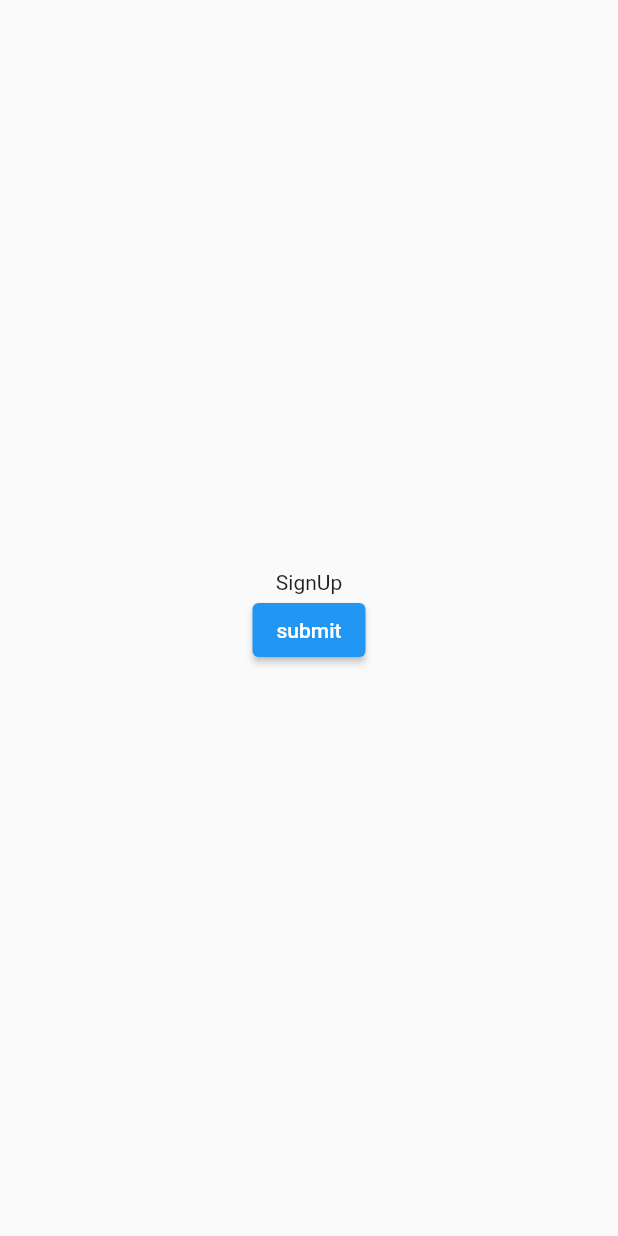
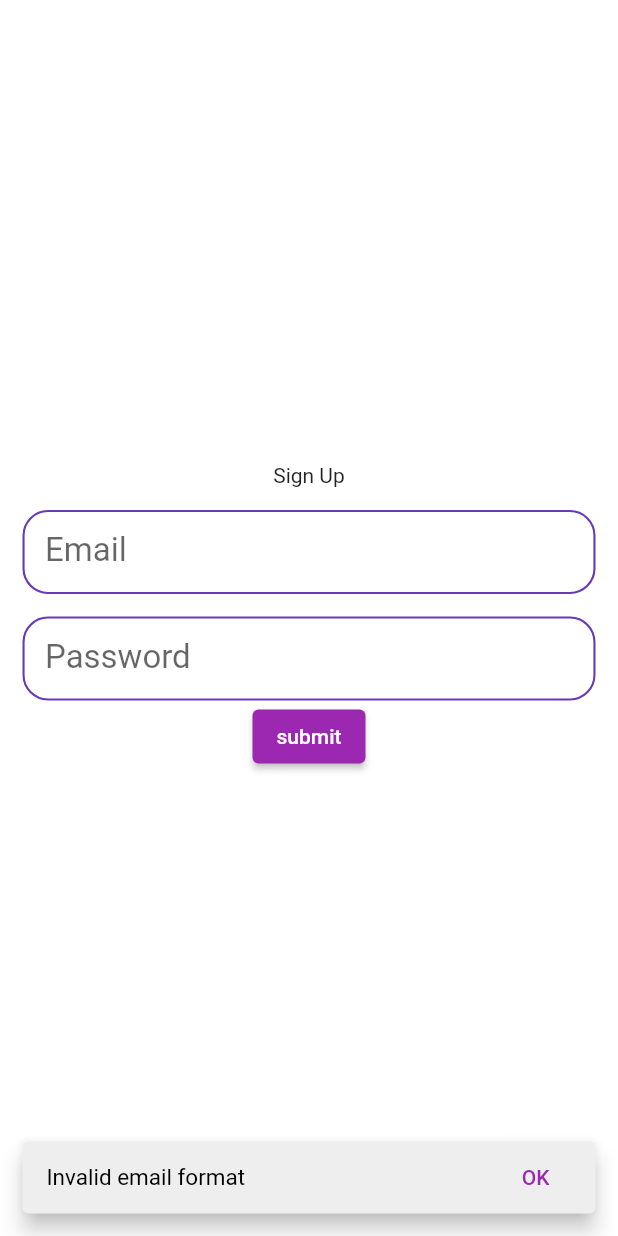
Before and after one commit to AadityaCholayil/PassMate, a Flutter app: the SignUpPage screen opened by its route, after a tap on "submit", on a phone screen of 412 x 824 dp. Run offline on Flutter 3.47's test engine with Material 2 defaults, Android fonts, the phone set to English and light mode, and no system bars; our stand-ins replace equatable, firebase_auth, firebase_core, flutter_bloc, google_sign_in; accounts and stored records are empty; statements that could not run were skipped.

Commit message:
LoginBloc done SignupBloc setup done

```diff
--- a/lib/auth_screens/signup_page.dart
+++ b/lib/auth_screens/signup_page.dart
@@ -1,7 +1,11 @@
 import 'package:flutter/material.dart';
 import 'package:flutter_bloc/flutter_bloc.dart';
 import 'package:passmate/authentication_repository/authentication_repository.dart';
-import 'package:passmate/bloc/authentication_bloc/auth_bloc_files.dart';
+import 'package:passmate/bloc/signup_bloc/signup_barrel.dart';
+import 'package:passmate/model/credentials.dart';
+import 'package:passmate/routes/routes_name.dart';
+import 'package:passmate/shared/custom_snackbar.dart';
+import 'package:passmate/shared/custom_widgets.dart';
 
 class SignUpPage extends StatefulWidget {
   const SignUpPage({Key? key}) : super(key: key);
@@ -11,26 +15,76 @@ class SignUpPage extends StatefulWidget {
 }
 
 class _SignUpPageState extends State<SignUpPage> {
+  String email = '';
+  String password = '';
+
+  final GlobalKey<FormState> _formKey = GlobalKey<FormState>();
+
   @override
   Widget build(BuildContext context) {
+    return BlocProvider<SignupBloc>(
+      create: (context) => SignupBloc(
+          authenticationRepository: context.read<AuthenticationRepository>()),
+      child: BlocConsumer<SignupBloc, SignupState>(
+        listener: (context, state) {
+          if (state == SignupState.success) {
+            ScaffoldMessenger.of(context).hideCurrentSnackBar();
+            Navigator.pushReplacementNamed(context, RoutesName.WRAPPER);
+          } else {
+            ScaffoldMessenger.of(context).hideCurrentSnackBar();
+            ScaffoldMessenger.of(context)
+                .showSnackBar(showCustomSnackBar(context, state.message));
+          }
+        },
+        builder: (context, state) {
           return Scaffold(
             body: Center(
               child: Container(
+                padding: EdgeInsets.symmetric(horizontal: 15),
+                child: Form(
+                  key: _formKey,
                   child: Column(
                     mainAxisAlignment: MainAxisAlignment.center,
                     children: [
-              Text('SignUp'),
+                      Text('Sign Up'),
+                      SizedBox(
+                        height: 15,
+                      ),
+                      CustomTextFormField(
+                        labelText: 'Email',
+                        onSaved: (value) {
+                          email = value ?? '';
+                        },
+                      ),
+                      SizedBox(
+                        height: 15,
+                      ),
+                      CustomTextFormField(
+                        labelText: 'Password',
+                        onSaved: (value) {
+                          password = value ?? '';
+                        },
+                      ),
                       ElevatedButton(
                         child: Text('submit'),
-                onPressed: (){
-                  AuthenticationRepository().signUp('aadi1@xyz.com', 'aadi123');
-                  BlocProvider.of<AuthenticationBloc>(context).add(AuthenticateUser());
+                        onPressed: () async {
+                          _formKey.currentState?.save();
+                          ScaffoldMessenger.of(context).showSnackBar(
+                              showCustomSnackBar(context, state.message));
+                          BlocProvider.of<SignupBloc>(context).add(
+                              SignupUsingCredentials(
+                                  email: Email(email),
+                                  password: Password(password)));
                         },
                       ),
                     ],
                   ),
                 ),
               ),
+            ),
+          );
+        }
+      ),
     );
   }
 }
--- a/lib/authentication_repository/authentication_repository.dart
+++ b/lib/authentication_repository/authentication_repository.dart
@@ -50,7 +50,7 @@ class AuthenticationRepository{
     }
   }
 
-  Future<UserData> signUp(String email, String password) async {
+  Future<UserData> signUpUsingCredentials(String email, String password) async {
     try {
       UserCredential userCredential = await _firebaseAuth.createUserWithEmailAndPassword(
         email: email,
@@ -58,8 +58,16 @@ class AuthenticationRepository{
       );
       User? user = userCredential.user;
       return user==null?UserData.empty:UserData.fromUser(user);
-    } on Exception catch (_) {
-      throw SignUpWithEmailAndPasswordFailure();
+    } on FirebaseAuthException catch (e) {
+      print(e);
+      switch (e.code) {
+        case 'email-already-in-use':
+          throw EmailAlreadyInUseException();
+        default:
+          throw SomethingWentWrongException();
+      }
+    } catch (_) {
+      throw SomethingWentWrongException();
     }
   }
 
--- a/lib/bloc/login_bloc/login_events.dart
+++ b/lib/bloc/login_bloc/login_events.dart
@@ -8,9 +8,10 @@ abstract class LoginEvent extends Equatable {
 }
 
 class LoginUsingCredentials extends LoginEvent {
-  final Credentials credentials;
+  final Email email;
+  final Password password;
 
-  LoginUsingCredentials({required this.credentials});
+  LoginUsingCredentials({required this.email, required this.password});
 
   @override
   String toString() => 'LogInUsingCredentials';
--- a/lib/bloc/signup_bloc/signup_bloc.dart
+++ b/lib/bloc/signup_bloc/signup_bloc.dart
@@ -0,0 +1,49 @@
+import 'package:flutter_bloc/flutter_bloc.dart';
+import 'package:passmate/authentication_repository/authentication_repository.dart';
+import 'package:passmate/model/custom_exceptions.dart';
+import 'signup_barrel.dart';
+
+class SignupBloc extends Bloc<SignupEvent, SignupState>{
+  final AuthenticationRepository _authenticationRepository;
+
+  SignupBloc({required authenticationRepository}):
+        _authenticationRepository=authenticationRepository, super(SignupState.loading);
+
+  SignupState get initialState => SignupState.loading;
+
+  @override
+  Stream<SignupState> mapEventToState(SignupEvent event) async* {
+    if (event is SignupUsingCredentials) {
+      yield* _mapSignupUsingCredentialsToState(event);
+    } else if (event is SignupUsingGoogle) {
+      yield* _mapLoginUsingGoogleToState();
+    }
+  }
+
+  Stream<SignupState> _mapSignupUsingCredentialsToState(SignupUsingCredentials event) async* {
+    yield SignupState.loading;
+    if(event.email.isValid){
+      try {
+        await _authenticationRepository.signUpUsingCredentials(
+            event.email.email, event.password.password);
+        //TODO on signup
+        yield SignupState.success;
+
+
+      } on Exception catch (e) {
+        if (e is EmailAlreadyInUseException) {
+          yield SignupState.userAlreadyExists;
+        } else {
+          yield SignupState.somethingWentWrong;
+        }
+      }
+    } else {
+      yield SignupState.invalidEmailFormat;
+    }
+  }
+
+  Stream<SignupState> _mapLoginUsingGoogleToState() async* {
+    yield SignupState.loading;
+  }
+
+}
--- a/lib/bloc/signup_bloc/signup_events.dart
+++ b/lib/bloc/signup_bloc/signup_events.dart
@@ -1,34 +1,29 @@
 import 'package:equatable/equatable.dart';
 import 'package:meta/meta.dart';
+import 'package:passmate/model/credentials.dart';
 
 @immutable
-abstract class SignUpEvents extends Equatable {
-  SignUpEvents([List props = const []]) : super();
+abstract class SignupEvent extends Equatable {
+  SignupEvent([List props = const []]) : super();
 }
 
-class SignUpUsingCredentials extends SignUpEvents{
+class SignupUsingCredentials extends SignupEvent {
+  final Email email;
+  final Password password;
 
-  final String email;
-  final String password;
-
-  SignUpUsingCredentials({String email = '', String password = ''})
-      :email=email, password = password;
+  SignupUsingCredentials({required this.email, required this.password});
 
   @override
   String toString() => 'LogInUsingCredentials';
 
   @override
   List<Object?> get props => [this.toString()];
-
 }
 
-
-class LogInUsingGoogle extends SignUpEvents{
-
+class SignupUsingGoogle extends SignupEvent {
   @override
   String toString() => 'LogInUsingGoogle';
 
   @override
   List<Object?> get props => [this.toString()];
-
 }
--- a/lib/bloc/signup_bloc/signup_states.dart
+++ b/lib/bloc/signup_bloc/signup_states.dart
@@ -1,31 +1,23 @@
 import 'package:equatable/equatable.dart';
-import 'package:flutter/material.dart';
 
-@immutable
-abstract class SignUpState extends Equatable {
+class SignupState extends Equatable {
   final String message;
 
-  SignUpState(this.message, [List props = const []]) : super();
-}
+  SignupState({required this.message});
 
-class SignUpSuccessful extends SignUpState{
-  SignUpSuccessful({String message = 'Sign up successful'}) : super(message);
+  static SignupState loading = SignupState(message: 'Loading');
+
+  static SignupState success = SignupState(message: 'Successful');
+
+  static SignupState invalidEmailFormat =
+      SignupState(message: 'Invalid email format');
+
+  static SignupState userAlreadyExists =
+      SignupState(message: 'Email is already in use');
+
+  static SignupState somethingWentWrong =
+      SignupState(message: 'Something went wrong, Please try again');
 
   @override
   List<Object?> get props => [message];
 }
-
-class SignUpError extends SignUpState{
-  SignUpError(String message) : super(message);
-
-  @override
-  List<Object?> get props => [message];
-}
-
-class SignUpLoading extends SignUpState{
-
-  SignUpLoading({String message = 'Loading'}) : super(message);
-
-  @override
-  List<Object?> get props => [message];
-}
--- a/lib/main.dart
+++ b/lib/main.dart
@@ -31,6 +31,10 @@ class MyApp extends StatelessWidget {
         },
         child: MaterialApp(
           debugShowCheckedModeBanner: false,
+          theme: ThemeData.from(colorScheme: ColorScheme.fromSwatch(
+            brightness: Brightness.light,
+            primarySwatch: Colors.purple,
+          )),
           onGenerateRoute: RouteGenerator.generateRoute,
           initialRoute: RoutesName.WRAPPER,
         ),
--- a/lib/model/credentials.dart
+++ b/lib/model/credentials.dart
@@ -1,23 +1,25 @@
-class Credentials{
+class Email {
+  String email = '';
 
-  final String email;
-  final String password;
+  Email(this.email);
 
-  Credentials({required this.email, required this.password});
-
-  bool get passwordIsValid {
-    String pattern =
-        r'^(?=.*?[A-Z])(?=.*?[a-z])(?=.*?[0-9])(?=.*?[!@#\$&*~]).{8,}$';
-    RegExp regExp = RegExp(pattern);
-    return regExp.hasMatch(password);
-  }
-
-  bool get emailIsValid {
+  bool get isValid {
     String pattern =
         r"^[a-zA-Z0-9.a-zA-Z0-9.!#$%&'*+-/=?^_`{|}~]+@[a-zA-Z0-9]+\.[a-zA-Z]+";
     RegExp regExp = RegExp(pattern);
     return regExp.hasMatch(email);
   }
+}
+
+class Password {
+  String password = '';
+
+  Password(this.password);
+
+  PasswordStrength get passwordStrength {
+    return PasswordStrength.fromCredentials(password);
+  }
+
 }
 
 class PasswordStrength{
@@ -26,14 +28,47 @@ class PasswordStrength{
   bool containsLower = false;
   bool containsNumber = false;
   bool containsSpecialChar = false;
-  bool validLength = false;
+  bool isLong = false;
+  bool isVeryLong = false;
 
-  PasswordStrength({
-    this.containsUpper = false,
-    this.containsLower = false,
-    this.containsNumber = false,
-    this.containsSpecialChar = false,
-    this.validLength = false,
-  });
+  PasswordStrength(){
+    this.containsUpper = false;
+    this.containsLower = false;
+    this.containsNumber = false;
+    this.containsSpecialChar = false;
+    this.isLong = false;
+  }
+
+  PasswordStrength.fromCredentials(String password){
+    this.containsUpper = RegExp(r'(?=.*[A-Z])').hasMatch(password);
+    this.containsLower = RegExp(r'(?=.*[a-z])').hasMatch(password);
+    this.containsNumber = RegExp(r'(?=.*[0-9])').hasMatch(password);
+    this.containsSpecialChar = RegExp(r'(?=.*[!@#\$&*~])').hasMatch(password);
+    this.isLong = password.length>=8;
+    this.isVeryLong = password.length>=14;
+  }
+
+  int get strength {
+    int strength = 0;
+    if (containsUpper) {
+      strength++;
+    }
+    if (containsLower) {
+      strength++;
+    }
+    if (containsNumber) {
+      strength++;
+    }
+    if (containsSpecialChar) {
+      strength++;
+    }
+    if (isLong) {
+      strength++;
+    }
+    if (isVeryLong) {
+      strength++;
+    }
+    return strength;
+  }
 
 }
--- a/lib/model/custom_exceptions.dart
+++ b/lib/model/custom_exceptions.dart
@@ -1,4 +1,6 @@
 class SignUpFailure implements Exception {}
+
+class EmailAlreadyInUseException implements Exception {}
 
 class UserNotFoundException implements Exception {}
 
--- a/lib/routes/route_generator.dart
+++ b/lib/routes/route_generator.dart
@@ -39,7 +39,7 @@ class _GeneratePageRoute extends PageRouteBuilder {
           Animation<double> secondaryAnimation) {
         return widget;
       },
-      transitionDuration: Duration(milliseconds: 500),
+      transitionDuration: Duration(milliseconds: 400),
       transitionsBuilder: (BuildContext context,
           Animation<double> animation,
           Animation<double> secondaryAnimation,
--- /dev/null
+++ b/lib/shared/custom_snackbar.dart
@@ -0,0 +1,40 @@
+import 'package:flutter/material.dart';
+import 'package:passmate/bloc/login_bloc/login_barrel.dart';
+
+SnackBar showCustomSnackBar(BuildContext context, String message) {
+  return SnackBar(
+    margin: EdgeInsets.all(15),
+    behavior: SnackBarBehavior.floating,
+    backgroundColor: Colors.grey[200],
+    content: Container(
+      child: Row(
+        children: [
+          Text(
+            message,
+            style: TextStyle(
+              fontSize: 15,
+              color: Theme.of(context).colorScheme.onSurface,
+            ),
+          ),
+          Spacer(),
+          message == LoginState.loading.message
+              ? SizedBox(
+              height: 25,
+              width: 25,
+              child: CircularProgressIndicator(
+                color: Colors.blue,
+                strokeWidth: 2,
+              ))
+              : SizedBox.shrink(),
+        ],
+      ),
+    ),
+    action: message == LoginState.loading.message
+        ? null
+        : SnackBarAction(
+      label: 'OK',
+      textColor: Theme.of(context).accentColor,
+      onPressed: () {},
+    ),
+  );
+}
--- /dev/null
+++ b/lib/shared/custom_widgets.dart
@@ -0,0 +1,112 @@
+import 'package:flutter/material.dart';
+
+class CustomTextFormField extends StatelessWidget {
+
+  final String? labelText;
+  final String? Function(String? onSaved)? validator;
+  final void Function(String? onSaved)? onSaved;
+  final TextInputType? keyboardType;
+
+  const CustomTextFormField({Key? key, this.labelText, this.validator, this.onSaved, this.keyboardType}) : super(key: key);
+
+  @override
+  Widget build(BuildContext context) {
+    return TextFormField(
+      decoration: InputDecoration(
+        contentPadding: EdgeInsets.fromLTRB(15, 15, 15, 15),
+        enabledBorder: OutlineInputBorder(
+          borderSide: BorderSide(color: Colors.deepPurple, width: 1.4, style: BorderStyle.solid, ),
+          borderRadius: BorderRadius.all(Radius.circular(17.0)),
+        ),
+        fillColor: Theme.of(context).colorScheme.surface,
+        labelText: labelText,
+        labelStyle: TextStyle(fontSize: 22),
+        floatingLabelBehavior: FloatingLabelBehavior.never,
+        helperStyle: TextStyle(
+          color: Color(0xdd000000),
+          fontSize: 16.0,
+          fontWeight: FontWeight.w400,
+          fontStyle: FontStyle.normal,
+        ),
+        hintStyle: TextStyle(
+          color: Color(0xdd000000),
+          fontSize: 16.0,
+          fontWeight: FontWeight.w400,
+          fontStyle: FontStyle.normal,
+        ),
+        errorStyle: TextStyle(
+          color: Color(0xdd000000),
+          fontSize: 16.0,
+          fontWeight: FontWeight.w400,
+          fontStyle: FontStyle.normal,
+        ),
+        errorMaxLines: null,
+        isDense: false,
+        isCollapsed: false,
+        prefixStyle: TextStyle(
+          color: Color(0xdd000000),
+          fontSize: 16.0,
+          fontWeight: FontWeight.w400,
+          fontStyle: FontStyle.normal,
+        ),
+        suffixStyle: TextStyle(
+          color: Color(0xdd000000),
+          fontSize: 16.0,
+          fontWeight: FontWeight.w400,
+          fontStyle: FontStyle.normal,
+        ),
+        counterStyle: TextStyle(
+          color: Color(0xdd000000),
+          fontSize: 16.0,
+          fontWeight: FontWeight.w400,
+          fontStyle: FontStyle.normal,
+        ),
+        filled: true,
+        errorBorder: OutlineInputBorder(
+          borderSide: BorderSide(
+            color: Color(0xffd32f2f),
+            width: 2,
+            style: BorderStyle.solid,
+          ),
+          borderRadius: BorderRadius.all(Radius.circular(17.0)),
+        ),
+        focusedBorder: OutlineInputBorder(
+          borderSide: BorderSide(
+            color: Colors.purple,
+            width: 2,
+            style: BorderStyle.solid,
+          ),
+          borderRadius: BorderRadius.all(Radius.circular(17.0)),
+        ),
+        focusedErrorBorder: OutlineInputBorder(
+          borderSide: BorderSide(
+            color: Color(0xffd32f2f),
+            width: 2,
+            style: BorderStyle.solid,
+          ),
+          borderRadius: BorderRadius.all(Radius.circular(17.0)),
+        ),
+        disabledBorder: OutlineInputBorder(
+          borderSide: BorderSide(
+            color: Color(0xff000000),
+            width: 2,
+            style: BorderStyle.solid,
+          ),
+          borderRadius: BorderRadius.all(Radius.circular(17.0)),
+        ),
+        border: OutlineInputBorder(
+          borderSide: BorderSide(
+            color: Color(0xff000000),
+            width: 2,
+            style: BorderStyle.solid,
+          ),
+          borderRadius: BorderRadius.all(Radius.circular(17.0)),
+        ),
+      ),
+      keyboardType: TextInputType.emailAddress,
+      style: TextStyle(fontSize: 22.0, fontWeight: FontWeight.w400),
+      validator: validator,
+      onSaved: onSaved,
+    );
+  }
+}
```
Also changed, not shown: lib/auth_screens/login.dart (+28 -20 lines), lib/bloc/login_bloc/login_bloc.dart (+13 -15 lines), lib/bloc/login_bloc/login_states.dart (+11 -16 lines). Lines whose indentation alone changed are shown as unchanged.
